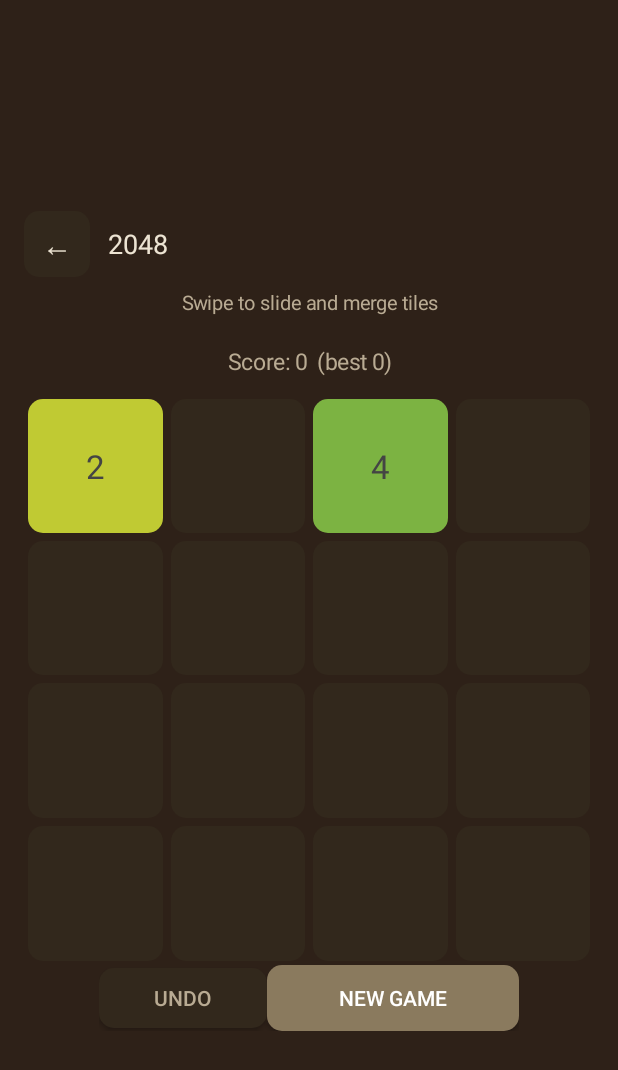
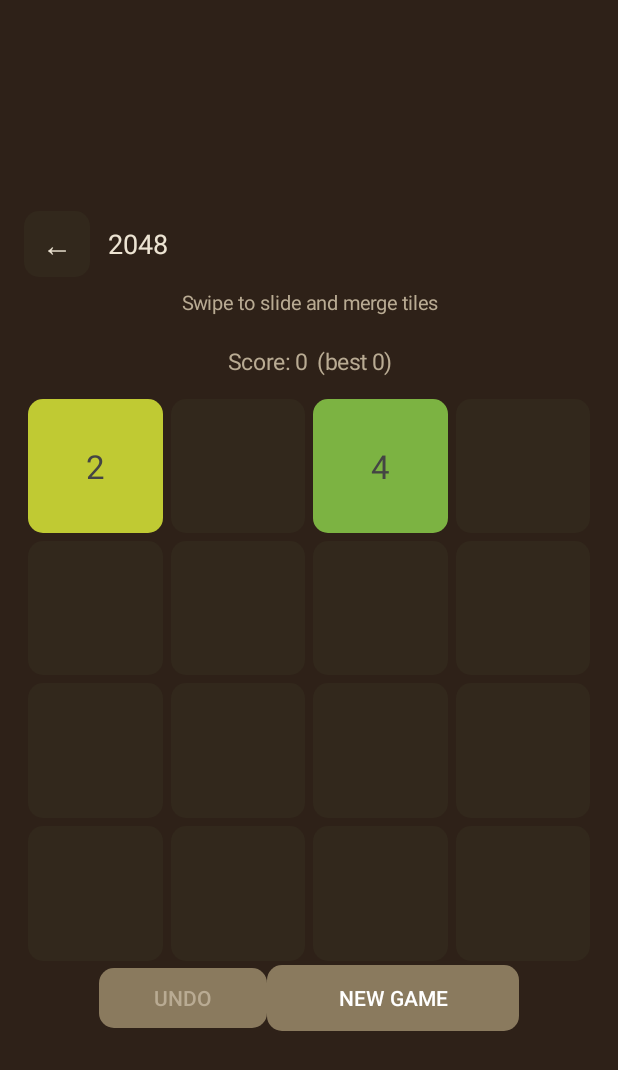
Before and after one commit to i3iorn/game_portal, an Android app: the Game2048Activity screen opened directly, with no data from a screen before it, on a phone screen of 412 x 824 dp. Shown: the top 1070 px of the screen. Run offline under Robolectric (Android 15) with nearby library versions, the phone set to English and light mode, and no system bars.

Commit message:
Material 3 migration step 1: material dependency, Theme.Material3 dark theme with mapped color roles, Ui.button returns MaterialButton

```diff
--- a/app/build.gradle.kts
+++ b/app/build.gradle.kts
@@ -62,5 +62,6 @@ android {
 }
 
 dependencies {
+    implementation("com.google.android.material:material:1.12.0")
     testImplementation("junit:junit:4.13.2")
 }
--- a/app/src/main/java/com/micro/gameportal/Ui.kt
+++ b/app/src/main/java/com/micro/gameportal/Ui.kt
@@ -9,9 +9,9 @@ import android.graphics.drawable.RippleDrawable
 import android.view.Gravity
 import android.view.View
 import android.view.ViewGroup
-import android.widget.Button
 import android.widget.LinearLayout
 import android.widget.TextView
+import com.google.android.material.button.MaterialButton
 
 /**
  * Shared UI kit. All colors come from the active [Palette] (user-selectable
@@ -180,7 +180,7 @@ object Ui {
         size: ButtonSize = ButtonSize.MEDIUM,
         quiet: Boolean = false,
         onClick: () -> Unit,
-    ): Button = Button(activity).apply {
+    ): MaterialButton = MaterialButton(activity).apply {
         text = label
         textSize = 14f
         isAllCaps = true
--- a/app/src/main/res/values/themes.xml
+++ b/app/src/main/res/values/themes.xml
@@ -1,11 +1,17 @@
 <?xml version="1.0" encoding="utf-8"?>
 <resources>
-    <!-- Dark theme matching the game tile palette (browns + warm accent). -->
-    <style name="Theme.GamePortal" parent="android:Theme.Material.NoActionBar">
+    <!-- Material 3 dark theme; color roles mirror the default Dark Brown palette. -->
+    <style name="Theme.GamePortal" parent="Theme.Material3.Dark.NoActionBar">
+        <item name="colorPrimary">#8A7A5E</item>
+        <item name="colorOnPrimary">#2E2118</item>
+        <item name="colorPrimaryContainer">#3A2F22</item>
+        <item name="colorOnPrimaryContainer">#EDE4D3</item>
+        <item name="colorSurface">#2E2118</item>
+        <item name="colorOnSurface">#EDE4D3</item>
+        <item name="colorOnSurfaceVariant">#B9AB93</item>
+        <item name="colorSecondary">#FFD54F</item>
+        <item name="colorOnSecondary">#2E2118</item>
         <item name="android:windowBackground">#2E2118</item>
-        <item name="android:colorPrimary">#8A7A5E</item>
-        <item name="android:colorPrimaryDark">#1E1710</item>
-        <item name="android:colorAccent">#FFD54F</item>
         <item name="android:statusBarColor">#1E1710</item>
         <item name="android:navigationBarColor">#1E1710</item>
     </style>
```
